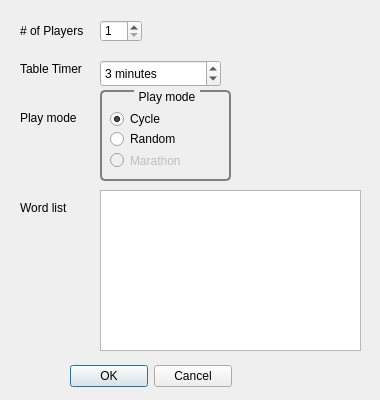
Before: the Qt Designer form trunk/src/libaerolithclient/tableCreateForm.ui in domino14/aerolithdesktop, drawn with Qt 5.
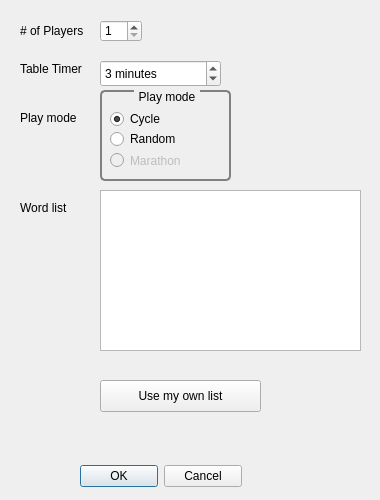
After: the same form once the commit is applied.

What changed in the file:
```diff
--- a/trunk/src/libaerolithclient/tableCreateForm.ui
+++ b/trunk/src/libaerolithclient/tableCreateForm.ui
@@ -6,19 +6,19 @@
     <x>0</x>
     <y>0</y>
     <width>380</width>
-    <height>400</height>
+    <height>500</height>
    </rect>
   </property>
   <property name="minimumSize" >
    <size>
     <width>380</width>
-    <height>400</height>
+    <height>500</height>
    </size>
   </property>
   <property name="maximumSize" >
    <size>
     <width>380</width>
-    <height>400</height>
+    <height>500</height>
    </size>
   </property>
   <property name="windowTitle" >
@@ -105,8 +105,8 @@
   <widget class="QDialogButtonBox" name="buttonBox" >
    <property name="geometry" >
     <rect>
-     <x>70</x>
-     <y>360</y>
+     <x>80</x>
+     <y>460</y>
      <width>162</width>
      <height>32</height>
     </rect>
@@ -115,7 +115,7 @@
     <enum>Qt::Horizontal</enum>
    </property>
    <property name="standardButtons" >
-    <set>QDialogButtonBox::Cancel|QDialogButtonBox::NoButton|QDialogButtonBox::Ok</set>
+    <set>QDialogButtonBox::Cancel|QDialogButtonBox::Ok</set>
    </property>
   </widget>
   <widget class="QSpinBox" name="timerSpinBox" >
@@ -234,6 +234,19 @@
     </rect>
    </property>
   </widget>
+  <widget class="QPushButton" name="pushButton" >
+   <property name="geometry" >
+    <rect>
+     <x>100</x>
+     <y>380</y>
+     <width>161</width>
+     <height>32</height>
+    </rect>
+   </property>
+   <property name="text" >
+    <string>Use my own list</string>
+   </property>
+  </widget>
  </widget>
  <resources/>
  <connections>
```
Left out of the diff: 6 changed lines with no effect on the pictures.
